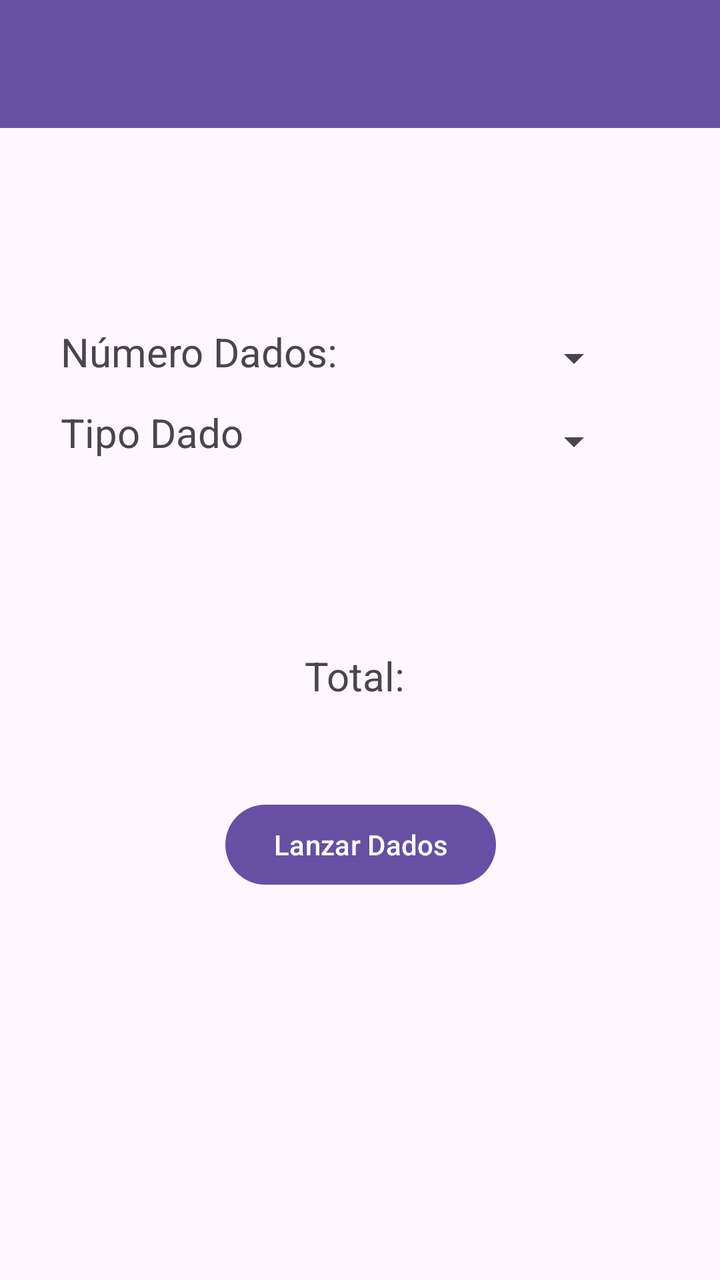
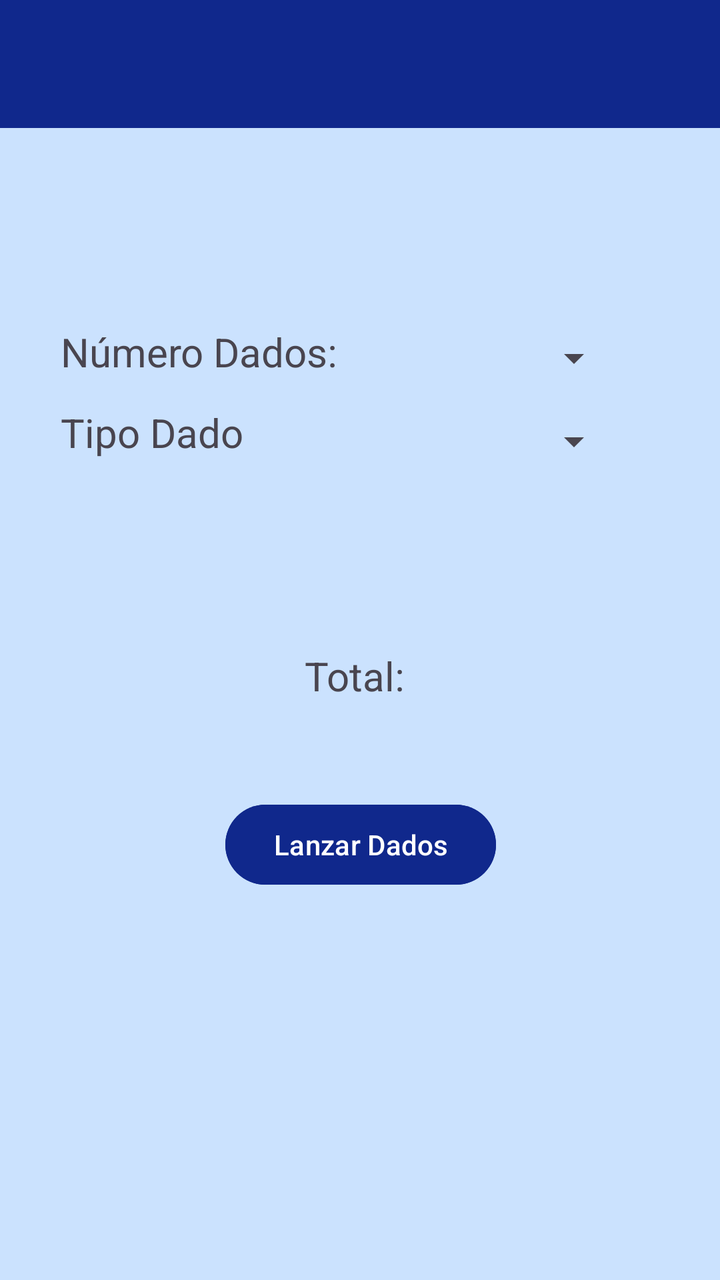

Before-and-after screenshots of an Android layout around one commit, followed by the original layout XML and the change that was made.
<!-- AndroidManifest.xml: application theme Theme.PracticaAndroid -->
<!-- res/layout/activity_dados.xml -->
<?xml version="1.0" encoding="utf-8"?>
<androidx.constraintlayout.widget.ConstraintLayout xmlns:android="http://schemas.android.com/apk/res/android"
    xmlns:app="http://schemas.android.com/apk/res-auto"
    xmlns:tools="http://schemas.android.com/tools"
    android:id="@+id/irDado"
    android:layout_width="match_parent"
    android:layout_height="match_parent"
    tools:context=".datosJuegos.Dados">

    <androidx.appcompat.widget.Toolbar
        android:id="@+id/toolbarJuegoDado"
        android:layout_width="match_parent"
        android:layout_height="wrap_content"
        android:background="?attr/colorPrimary"
        android:minHeight="?attr/actionBarSize"
        android:theme="?attr/actionBarTheme"
        app:layout_constraintEnd_toEndOf="parent"
        app:layout_constraintStart_toStartOf="parent"
        app:layout_constraintTop_toTopOf="parent"/>

    <Spinner
        android:id="@+id/spnNumDado"
        android:layout_width="150dp"
        android:layout_height="48dp"
        app:layout_constraintBottom_toBottomOf="parent"
        app:layout_constraintEnd_toEndOf="parent"
        app:layout_constraintHorizontal_bias="0.766"
        app:layout_constraintStart_toStartOf="parent"
        app:layout_constraintTop_toTopOf="parent"
        app:layout_constraintVertical_bias="0.262" />

    <TextView
        android:id="@+id/textView3"
        android:layout_width="150dp"
        android:layout_height="30dp"
        android:text="Número Dados:"
        android:textSize="20sp"
        app:layout_constraintBottom_toBottomOf="parent"
        app:layout_constraintEnd_toEndOf="parent"
        app:layout_constraintHorizontal_bias="0.145"
        app:layout_constraintStart_toStartOf="parent"
        app:layout_constraintTop_toTopOf="parent"
        app:layout_constraintVertical_bias="0.266" />

    <Spinner
        android:id="@+id/spnTipoDado"
        android:layout_width="150dp"
        android:layout_height="48dp"
        app:layout_constraintBottom_toBottomOf="parent"
        app:layout_constraintEnd_toEndOf="parent"
        app:layout_constraintHorizontal_bias="0.766"
        app:layout_constraintStart_toStartOf="parent"
        app:layout_constraintTop_toTopOf="parent"
        app:layout_constraintVertical_bias="0.332" />

    <TextView
        android:id="@+id/lblResultado"
        android:layout_width="wrap_content"
        android:layout_height="wrap_content"
        android:text="Total: "
        android:textSize="20sp"
        app:layout_constraintBottom_toBottomOf="parent"
        app:layout_constraintEnd_toEndOf="parent"
        app:layout_constraintStart_toStartOf="parent"
        app:layout_constraintTop_toTopOf="parent"
        app:layout_constraintVertical_bias="0.529" />

    <Button
        android:id="@+id/btnLanzar"
        android:layout_width="wrap_content"
        android:layout_height="wrap_content"
        android:text="Lanzar Dados"
        app:layout_constraintBottom_toBottomOf="parent"
        app:layout_constraintEnd_toEndOf="parent"
        app:layout_constraintHorizontal_bias="0.501"
        app:layout_constraintStart_toStartOf="parent"
        app:layout_constraintTop_toTopOf="parent"
        app:layout_constraintVertical_bias="0.673" />

    <TextView
        android:id="@+id/textView5"
        android:layout_width="150dp"
        android:layout_height="30dp"
        android:text="Tipo Dado"
        android:textSize="20sp"
        app:layout_constraintBottom_toBottomOf="parent"
        app:layout_constraintEnd_toEndOf="parent"
        app:layout_constraintHorizontal_bias="0.145"
        app:layout_constraintStart_toStartOf="parent"
        app:layout_constraintTop_toTopOf="parent"
        app:layout_constraintVertical_bias="0.332" />

</androidx.constraintlayout.widget.ConstraintLayout>
<!-- resources referenced by this layout -->
<resources>
  <style name="Theme.PracticaAndroid" parent="Base.Theme.PracticaAndroid" />
  <style name="Base.Theme.PracticaAndroid" parent="Theme.Material3.DayNight.NoActionBar">
          
          
      </style>
</resources>

<!-- the commit's change to res/layout/activity_dados.xml (unified diff, before → after) -->
@@ -5,18 +5,19 @@
     android:id="@+id/irDado"
     android:layout_width="match_parent"
     android:layout_height="match_parent"
+    android:background="@color/lightblue"
     tools:context=".datosJuegos.Dados">
 
     <androidx.appcompat.widget.Toolbar
         android:id="@+id/toolbarJuegoDado"
         android:layout_width="match_parent"
         android:layout_height="wrap_content"
-        android:background="?attr/colorPrimary"
+        android:background="@color/blue"
         android:minHeight="?attr/actionBarSize"
         android:theme="?attr/actionBarTheme"
         app:layout_constraintEnd_toEndOf="parent"
         app:layout_constraintStart_toStartOf="parent"
-        app:layout_constraintTop_toTopOf="parent"/>
+        app:layout_constraintTop_toTopOf="parent" />
 
     <Spinner
         android:id="@+id/spnNumDado"
@@ -69,6 +70,7 @@
         android:id="@+id/btnLanzar"
         android:layout_width="wrap_content"
         android:layout_height="wrap_content"
+        android:backgroundTint="@color/blue"
         android:text="Lanzar Dados"
         app:layout_constraintBottom_toBottomOf="parent"
         app:layout_constraintEnd_toEndOf="parent"
<!-- resource entries referenced after the edit -->
@@ -1,5 +1,7 @@
 <!-- resources referenced by this layout -->
 <resources>
+  <color name="blue">#10288C</color>
+  <color name="lightblue">#CBE2FE</color>
   <style name="Theme.PracticaAndroid" parent="Base.Theme.PracticaAndroid" />
   <style name="Base.Theme.PracticaAndroid" parent="Theme.Material3.DayNight.NoActionBar">
           
